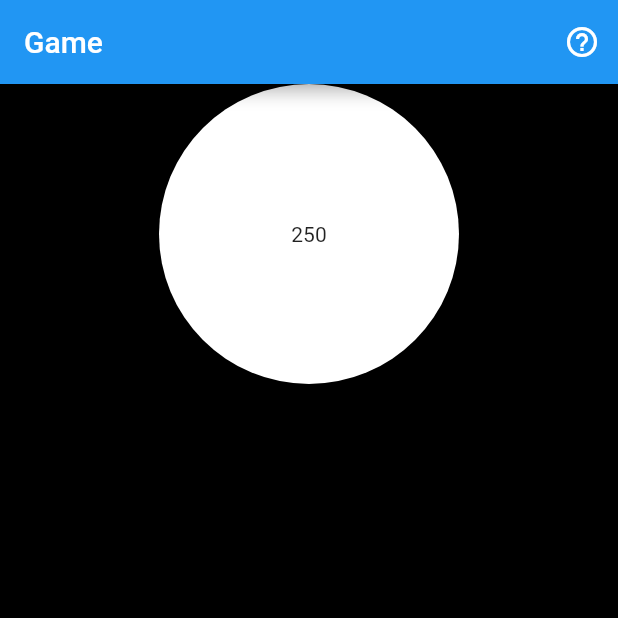
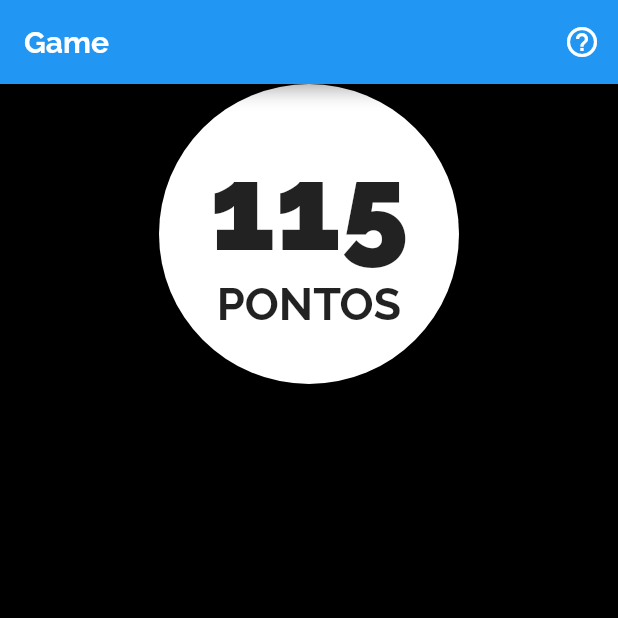
Before and after one commit to Janilso/jogo-contabil, a Flutter app: the screen it shows after launch, on a phone screen of 412 x 824 dp, the top half of it. Run offline on Flutter 3.47's test engine with Material 2 defaults, Android fonts, the light colour scheme and no system bars.

Commit message:
Marcaçao pontuaçao home page

```diff
--- a/lib/main.dart
+++ b/lib/main.dart
@@ -11,6 +11,7 @@ class MyApp extends StatelessWidget {
       title: 'Flutter Demo',
       theme: ThemeData(
         primarySwatch: Colors.blue,
+        fontFamily: 'Raleway',
       ),
       home: homePage(),
     );
--- a/lib/models/jogador.dart
+++ b/lib/models/jogador.dart
@@ -1,4 +1,6 @@
 class Jogador {
   String nome;
   int pontuacao;
+
+  Jogador({this.nome, this.pontuacao});
 }
--- a/lib/pages/inicio.dart
+++ b/lib/pages/inicio.dart
@@ -6,14 +6,20 @@ class homePage extends StatefulWidget {
 }
 
 class _homePageState extends State<homePage> {
-  int _pontuacao = 250;
+  int _pontuacao = 115;
+  String _nome = "Cláudia Sampaio";
 
   @override
   Widget build(BuildContext context) {
     return Scaffold(
         backgroundColor: Colors.black,
         appBar: AppBar(
-          title: Text("Game"),
+          title: Text(
+            "Game",
+            style: TextStyle(
+              fontWeight: FontWeight.w700,
+            ),
+          ),
           actions: <Widget>[
             IconButton(
               icon: Icon(Icons.help_outline),
@@ -32,11 +38,26 @@ class _homePageState extends State<homePage> {
                   color: Colors.white,
                   borderRadius: BorderRadius.all(Radius.circular(200)),
                 ),
-                child: Center(
-                  child: Text(
-                    "$_pontuacao",
-                    textAlign: TextAlign.center,
-                  ),
+                child: Column(
+                  mainAxisAlignment: MainAxisAlignment.center,
+                  children: <Widget>[
+                    Text(
+                      "$_pontuacao",
+                      textAlign: TextAlign.center,
+                      style: TextStyle(
+                        fontSize: 80,
+                        fontWeight: FontWeight.w900,
+                      ),
+                    ),
+                    Text(
+                      "PONTOS",
+                      textAlign: TextAlign.center,
+                      style: TextStyle(
+                        fontSize: 30,
+                        fontWeight: FontWeight.w700,
+                      ),
+                    ),
+                  ],
                 ),
               )
             ],
--- a/lib/pages/pergutas.dart
+++ b/lib/pages/pergutas.dart
@@ -8,8 +8,6 @@ class perguntas extends StatefulWidget {
 class _perguntasState extends State<perguntas> {
   @override
   Widget build(BuildContext context) {
-    return Container(
-
-    );
+    return Container();
   }
 }
```
Also changed, not shown: pubspec.yaml (+17 -6 lines), assets/fonts/Raleway-Black.ttf (added), assets/fonts/Raleway-Bold.ttf (added), assets/fonts/Raleway-ExtraBold.ttf (added), assets/fonts/Raleway-Light.ttf (added), assets/fonts/Raleway-Medium.ttf (added), assets/fonts/Raleway-Regular.ttf (added), assets/fonts/Raleway-SemiBold.ttf (added).
